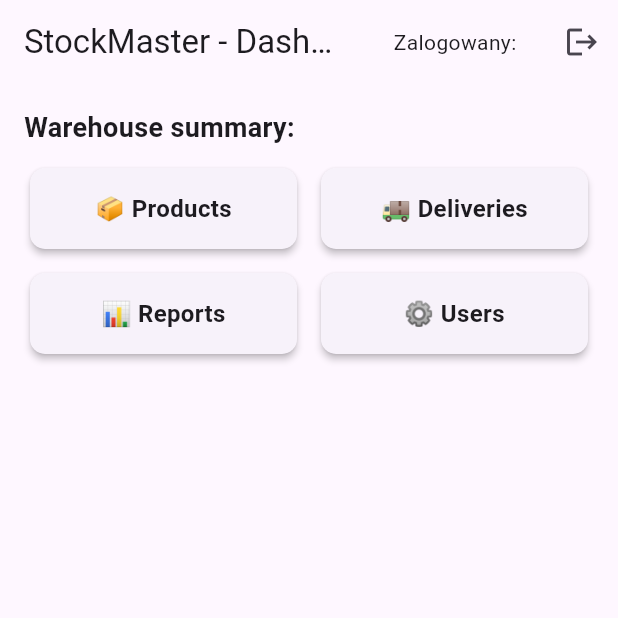
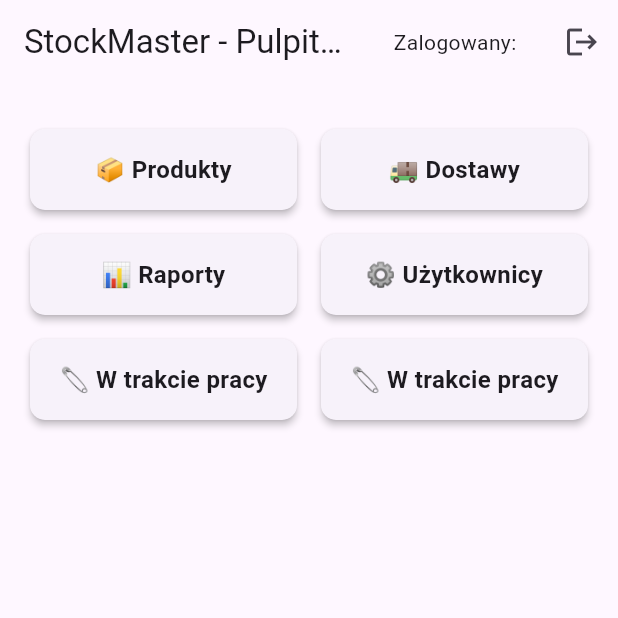
Before and after one commit to Dadamsky/StockMaster, a Flutter app: the DashboardScreen screen opened directly with empty values, on a phone screen of 412 x 824 dp, the top half of it. Run offline on Flutter 3.47's test engine with Material 3 defaults, Android fonts, the light colour scheme and no system bars; our stand-ins replace cloud_firestore, csv, firebase_auth, firebase_core, pdf, printing; missing offline and left inert: barcode; accounts and stored records are empty.

Commit message:
Przygotowanie aplikacji przed wdrożeniem zamówień i web aplikacji

```diff
--- a/lib/screens/dashboard_screen.dart
+++ b/lib/screens/dashboard_screen.dart
@@ -30,7 +30,7 @@ class DashboardScreen extends StatelessWidget {
   Widget build(BuildContext context) {
     return Scaffold(
       appBar: AppBar(
-        title: const Text('StockMaster - Dashboard'),
+        title: const Text('StockMaster - Pulpit nawigacyjny'),
         actions: [
           Padding(
             padding: const EdgeInsets.symmetric(horizontal: 16.0),
@@ -53,29 +53,31 @@ class DashboardScreen extends StatelessWidget {
         child: Column(
           crossAxisAlignment: CrossAxisAlignment.start,
           children: [
-            const Text(
-              'Warehouse summary:',
-              style: TextStyle(fontSize: 18, fontWeight: FontWeight.bold),
-            ),
             const SizedBox(height: 10),
             Expanded(
               child: GridView.count(
                 crossAxisCount: 2,
                 crossAxisSpacing: 8,
                 mainAxisSpacing: 8,
-                childAspectRatio: 3, // 👈 mniejsze karty
+                childAspectRatio: 3,
                 children: [
-                  _buildCard(context, '📦 Products', () {
+                  _buildCard(context, '📦 Produkty', () {
                     _navigateTo(context, const ProductListScreen());
                   }),
-                  _buildCard(context, '🚚 Deliveries', () {
+                  _buildCard(context, '🚚 Dostawy', () {
                     _navigateTo(context, const DeliveriesScreen());
                   }),
-                  _buildCard(context, '📊 Reports', () {
+                  _buildCard(context, '📊 Raporty', () {
                      _navigateTo(context, const ReportsScreen());
                   }),
-                  _buildCard(context, '⚙️ Users', () {
+                  _buildCard(context, '⚙️ Użytkownicy', () {
                     _navigateTo(context, const UserManagementScreen());
+                  }),
+                  _buildCard(context, '🧷 W trakcie pracy', () { // Może system rezerwacji produktu pod zamówienie
+                    _navigateTo;
+                  }),
+                  _buildCard(context, '🧷 W trakcie pracy', () { // Może system zamówień i wysyłek
+                    _navigateTo;
                   }),
                 ],
               ),
--- a/pubspec.yaml
+++ b/pubspec.yaml
@@ -43,6 +43,7 @@ dependencies:
   barcode: ^2.2.4
   fl_chart: ^0.45.1
   csv: ^5.0.0
+  intl: ^0.18.1
 
 
 dev_dependencies:
```
Also changed, not shown: lib/screens/add_product_screen.dart (+4 -4 lines), lib/screens/report_history_screen.dart (+78 -4 lines), lib/screens/sales_screen.dart (+4 -4 lines), lib/screens/user_management_screen.dart (+7 -7 lines), pubspec.lock, 1 other file.
